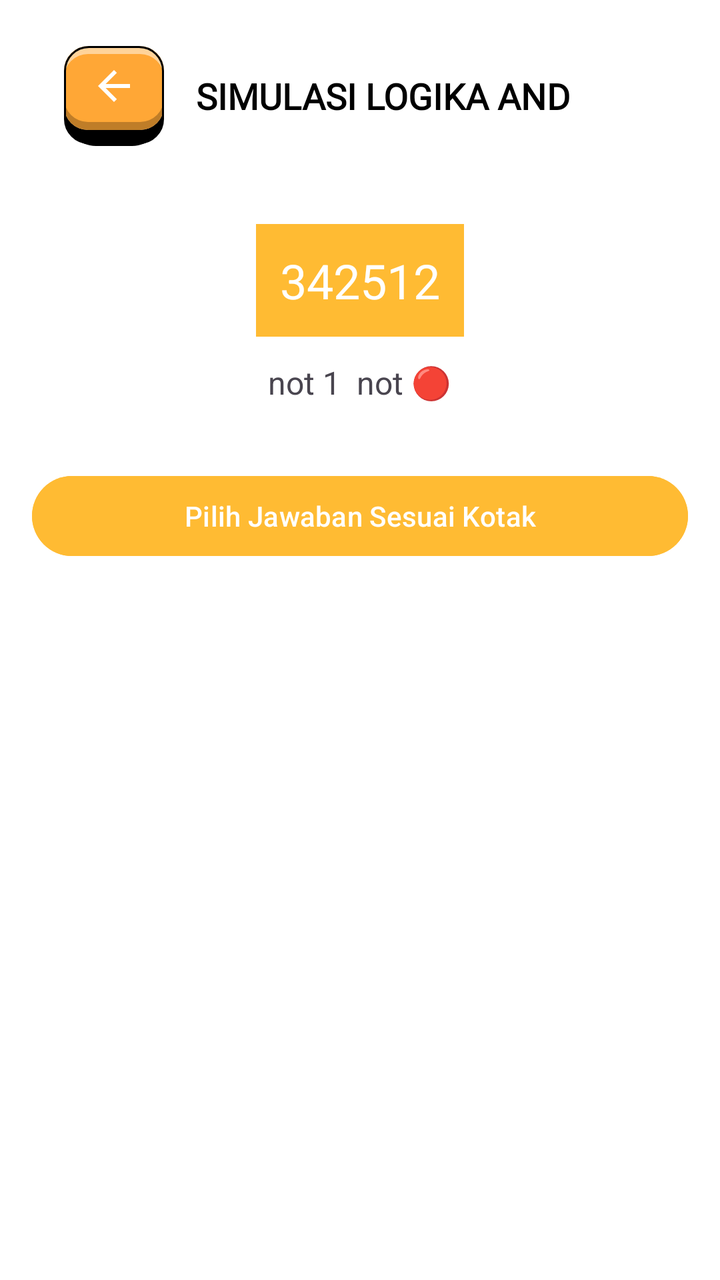
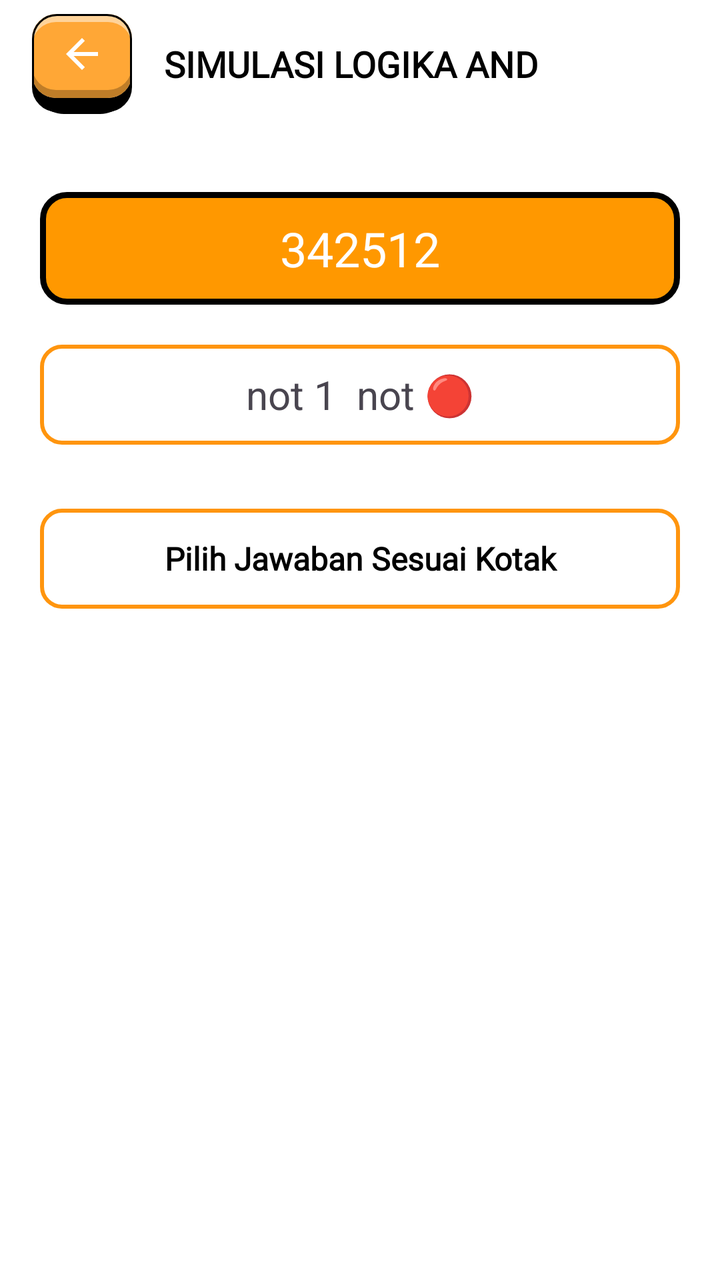

Compare the two renders of this Android layout. The source of the first and the diff that turns it into the second are given below.
<!-- AndroidManifest.xml: another module's application theme Theme.PintuLogika -->
<!-- res/layout/activity_kuis_aljabar_boolean.xml -->
<?xml version="1.0" encoding="utf-8"?>
<androidx.constraintlayout.widget.ConstraintLayout xmlns:android="http://schemas.android.com/apk/res/android"
    xmlns:app="http://schemas.android.com/apk/res-auto"
    android:layout_width="match_parent"
    android:layout_height="match_parent"
    android:fitsSystemWindows="true"
    android:background="@color/white"
    android:padding="16dp">

    
    <com.google.android.material.appbar.AppBarLayout
        android:id="@+id/appbar"
        android:layout_width="match_parent"
        android:layout_height="wrap_content"
        app:layout_constraintStart_toStartOf="parent"
        app:layout_constraintEnd_toEndOf="parent"
        app:layout_constraintTop_toTopOf="parent">

        <androidx.appcompat.widget.Toolbar
            android:id="@+id/toolbar"
            android:layout_width="match_parent"
            android:layout_height="wrap_content"
            android:background="@color/white"
            android:minHeight="?attr/actionBarSize">

            <ImageButton
                android:id="@+id/btnBackSimulasi"
                android:layout_width="50dp"
                android:layout_height="50dp"
                android:maxHeight="60dp"
                android:maxWidth="60dp"
                android:paddingBottom="10dp"
                android:src="@drawable/ic_arrow_back_24"
                android:background="@drawable/bg_button_3d_small_with_black_stroke" />

            <TextView
                android:id="@+id/tvJudul"
                android:layout_width="wrap_content"
                android:layout_height="wrap_content"
                android:text="SIMULASI LOGIKA AND"
                android:textStyle="bold"
                android:textSize="18sp"
                android:paddingHorizontal="16dp"
                android:textColor="@color/black"
                android:fontFamily="@font/poppins_medium" />

        </androidx.appcompat.widget.Toolbar>
    </com.google.android.material.appbar.AppBarLayout>

    
    <androidx.core.widget.NestedScrollView
        android:layout_width="match_parent"
        android:layout_height="0dp"
        app:layout_constraintStart_toStartOf="parent"
        app:layout_constraintEnd_toEndOf="parent"
        app:layout_constraintTop_toBottomOf="@+id/appbar"
        android:layout_marginTop="20dp"
        android:fillViewport="true">

        <LinearLayout
            android:orientation="vertical"
            android:layout_width="match_parent"
            android:layout_height="wrap_content"
            android:gravity="center_horizontal">

            
            <TextView
                android:id="@+id/tvScore"
                android:layout_width="wrap_content"
                android:layout_height="wrap_content"
                android:text="342512"
                android:textColor="@android:color/white"
                android:textSize="24sp"
                android:background="@android:color/holo_orange_light"
                android:padding="12dp"
                android:layout_marginTop="12dp" />

            
            <TextView
                android:id="@+id/tvLogic"
                android:layout_width="wrap_content"
                android:layout_height="wrap_content"
                android:text="not 1  not 🔴"
                android:textSize="16sp"
                android:layout_marginTop="12dp" />

            
            <GridLayout
                android:id="@+id/gridLayout"
                android:layout_width="wrap_content"
                android:layout_height="wrap_content"
                android:layout_marginTop="16dp"
                android:columnCount="3"
                android:rowCount="3"
                android:alignmentMode="alignMargins"
                android:useDefaultMargins="true" />

            
            <Button
                android:id="@+id/btnSubmit"
                android:layout_width="match_parent"
                android:layout_height="wrap_content"
                android:text="Pilih Jawaban Sesuai Kotak"
                android:layout_marginTop="16dp"
                android:backgroundTint="@android:color/holo_orange_light" />

            
            <TextView
                android:id="@+id/resultText"
                android:layout_width="wrap_content"
                android:layout_height="wrap_content"
                android:text=""
                android:textSize="18sp"
                android:layout_marginTop="12dp"
                android:textStyle="bold" />
        </LinearLayout>
    </androidx.core.widget.NestedScrollView>
</androidx.constraintlayout.widget.ConstraintLayout>
<!-- resources referenced by this layout -->
<resources>
  <color name="black">#FF000000</color>
  <color name="white">#FFFFFFFF</color>
  <!-- drawable bg_button_3d_small_with_black_stroke (drawable) -->
  <?xml version="1.0" encoding="utf-8"?>
  <layer-list xmlns:android="http://schemas.android.com/apk/res/android">
  
      
      <item android:top="8dp">
          <shape android:shape="rectangle">
              <corners android:radius="16dp" />
              <solid android:color="#000000" />
          </shape>
      </item>
  
      
      <item android:bottom="8dp" android:top="0dp">
          <shape android:shape="rectangle">
              <corners android:radius="12dp" />
              <solid android:color="#FFD39A" />
          </shape>
      </item>
  
      
      <item android:bottom="8dp" android:top="8dp">
          <shape android:shape="rectangle">
              <corners android:radius="12dp" />
              <solid android:color="#BF7D28" />
          </shape>
      </item>
  
      
      <item android:top="4dp" android:bottom="12dp" android:left="0dp" android:right="0dp">
          <shape android:shape="rectangle">
              <corners android:radius="12dp" />
              <solid android:color="#FFA736" />
          </shape>
      </item>
      
      <item android:top="0dp" android:bottom="1dp" android:left="0dp" android:right="0dp">
          <shape android:shape="rectangle">
              <corners android:radius="12dp" />
              <stroke android:width="1dp" android:color="#000000" />
              <solid android:color="@android:color/transparent" />
          </shape>
      </item>
  </layer-list>
  <!-- drawable ic_arrow_back_24 (drawable) -->
  <vector xmlns:android="http://schemas.android.com/apk/res/android" android:autoMirrored="true" android:height="24dp" android:tint="#FFFFFF" android:viewportHeight="960" android:viewportWidth="960" android:width="24dp">
        
      <path android:fillColor="@android:color/white" android:pathData="M313,520L537,744L480,800L160,480L480,160L537,216L313,440L800,440L800,520L313,520Z"/>
      
  </vector>
  <style name="Theme.PintuLogika" parent="Base.Theme.PintuLogika" />
  <style name="Base.Theme.PintuLogika" parent="Theme.Material3.DayNight.NoActionBar">
          
          
      </style>
</resources>

<!-- the commit's change to res/layout/activity_kuis_aljabar_boolean.xml (unified diff, before → after) -->
@@ -5,7 +5,8 @@
     android:layout_height="match_parent"
     android:fitsSystemWindows="true"
     android:background="@color/white"
-    android:padding="16dp">
+    android:theme="@style/Theme.PintuLogika"
+    android:layout_margin="16dp">
 
     
     <com.google.android.material.appbar.AppBarLayout
@@ -66,23 +67,28 @@
             
             <TextView
                 android:id="@+id/tvScore"
-                android:layout_width="wrap_content"
+                android:layout_width="match_parent"
                 android:layout_height="wrap_content"
                 android:text="342512"
                 android:textColor="@android:color/white"
                 android:textSize="24sp"
-                android:background="@android:color/holo_orange_light"
+                android:gravity="center"
+                android:layout_marginHorizontal="20dp"
+                android:background="@drawable/final_gate_background"
                 android:padding="12dp"
                 android:layout_marginTop="12dp" />
 
             
             <TextView
                 android:id="@+id/tvLogic"
-                android:layout_width="wrap_content"
-                android:layout_height="wrap_content"
+                android:layout_width="match_parent"
+                android:layout_height="50dp"
+                android:background="@drawable/bg_outline_small"
+                android:layout_marginHorizontal="20dp"
                 android:text="not 1  not 🔴"
-                android:textSize="16sp"
-                android:layout_marginTop="12dp" />
+                android:gravity="center"
+                android:textSize="20sp"
+                android:layout_marginTop="20dp" />
 
             
             <GridLayout
@@ -96,23 +102,20 @@
                 android:useDefaultMargins="true" />
 
             
-            <Button
-                android:id="@+id/btnSubmit"
+            <TextView
+                android:id="@+id/textHasil"
                 android:layout_width="match_parent"
-                android:layout_height="wrap_content"
+                android:layout_height="50dp"
+                android:gravity="center"
+                android:textSize="16sp"
+                android:layout_marginHorizontal="20dp"
                 android:text="Pilih Jawaban Sesuai Kotak"
                 android:layout_marginTop="16dp"
-                android:backgroundTint="@android:color/holo_orange_light" />
+                android:textStyle="bold"
+                android:fontFamily="@font/poppins_medium"
+                android:textColor="@android:color/black"
+                android:background="@drawable/bg_outline_small"/>
 
-            
-            <TextView
-                android:id="@+id/resultText"
-                android:layout_width="wrap_content"
-                android:layout_height="wrap_content"
-                android:text=""
-                android:textSize="18sp"
-                android:layout_marginTop="12dp"
-                android:textStyle="bold" />
         </LinearLayout>
     </androidx.core.widget.NestedScrollView>
 </androidx.constraintlayout.widget.ConstraintLayout>
<!-- resource entries referenced after the edit -->
@@ -46,6 +46,23 @@
           </shape>
       </item>
   </layer-list>
+  <!-- drawable bg_outline_small (drawable) -->
+  <?xml version="1.0" encoding="utf-8"?>
+  <shape xmlns:android="http://schemas.android.com/apk/res/android"
+      android:shape="rectangle">
+      <solid android:color="@android:color/transparent" /> 
+      <stroke android:color="@color/orange_medium" android:width="2dp"/>
+      <corners android:radius="10dp"/>
+  </shape>
+  <!-- drawable final_gate_background (drawable) -->
+  <?xml version="1.0" encoding="utf-8"?>
+  <shape xmlns:android="http://schemas.android.com/apk/res/android">
+      <solid android:color="@color/orange_dark" />
+      <corners android:radius="12dp" />
+      <stroke
+          android:width="3dp"
+          android:color="@android:color/black" />
+  </shape>
   <!-- drawable ic_arrow_back_24 (drawable) -->
   <vector xmlns:android="http://schemas.android.com/apk/res/android" android:autoMirrored="true" android:height="24dp" android:tint="#FFFFFF" android:viewportHeight="960" android:viewportWidth="960" android:width="24dp">
         
@@ -53,6 +70,8 @@
       
   </vector>
   <style name="Theme.PintuLogika" parent="Base.Theme.PintuLogika" />
+  <color name="orange_medium">#FF950E</color>
+  <color name="orange_dark">#FF9800</color>
   <style name="Base.Theme.PintuLogika" parent="Theme.Material3.DayNight.NoActionBar">
           
           
